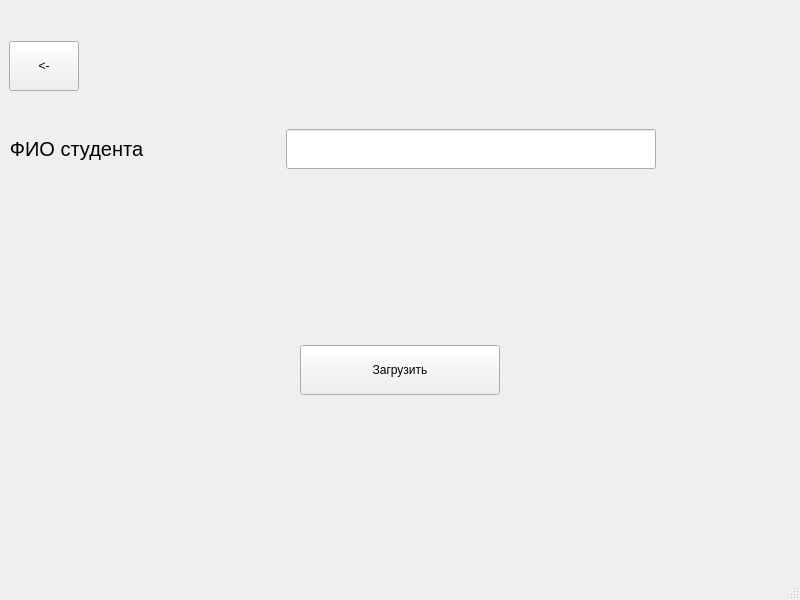
This is qt/load_student.ui in andrei-229/valanter_app as Qt 5 draws it before an edit. The edited form follows.
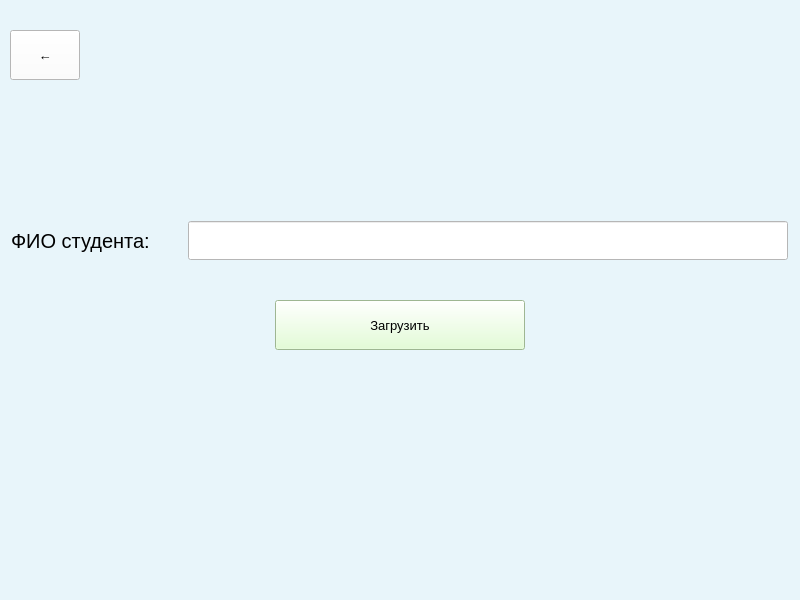
This is the edited form.

```diff
--- a/qt/load_student.ui
+++ b/qt/load_student.ui
@@ -10,90 +10,59 @@
     <height>600</height>
    </rect>
   </property>
+  <property name="minimumSize">
+   <size>
+    <width>800</width>
+    <height>600</height>
+   </size>
+  </property>
+  <property name="maximumSize">
+   <size>
+    <width>800</width>
+    <height>600</height>
+   </size>
+  </property>
   <property name="windowTitle">
    <string>Загрузка студента</string>
   </property>
+  <property name="styleSheet">
+   <string notr="true">background-color: rgb(232, 245, 250);</string>
+  </property>
   <widget class="QWidget" name="centralwidget">
-   <layout class="QVBoxLayout" name="verticalLayout">
+   <widget class="QWidget" name="horizontalLayoutWidget">
+    <property name="geometry">
+     <rect>
+      <x>10</x>
+      <y>20</y>
+      <width>781</width>
+      <height>71</height>
+     </rect>
+    </property>
+    <layout class="QHBoxLayout" name="horizontalLayout_9">
     <item>
-     <widget class="QPushButton" name="pushButton_2">
+      <widget class="QPushButton" name="back_but">
       <property name="minimumSize">
        <size>
-        <width>0</width>
+         <width>70</width>
         <height>50</height>
        </size>
       </property>
       <property name="maximumSize">
        <size>
         <width>70</width>
-        <height>16777215</height>
-       </size>
-      </property>
-      <property name="text">
-       <string>&lt;-</string>
-      </property>
-     </widget>
-    </item>
-    <item>
-     <layout class="QHBoxLayout" name="horizontalLayout">
-      <item>
-       <widget class="QLabel" name="label">
-        <property name="minimumSize">
-         <size>
-          <width>70</width>
-          <height>0</height>
-         </size>
-        </property>
-        <property name="maximumSize">
-         <size>
-          <width>16777215</width>
-          <height>100</height>
-         </size>
-        </property>
+         <height>50</height>
+        </size>
+       </property>
         <property name="font">
          <font>
-          <pointsize>15</pointsize>
-         </font>
-        </property>
-        <property name="text">
-         <string>ФИО студента</string>
-        </property>
-        <property name="alignment">
-         <set>Qt::AlignCenter</set>
-        </property>
-       </widget>
-      </item>
-      <item>
-       <spacer name="horizontalSpacer_2">
-        <property name="orientation">
-         <enum>Qt::Horizontal</enum>
-        </property>
-        <property name="sizeHint" stdset="0">
-         <size>
-          <width>20</width>
-          <height>20</height>
-         </size>
-        </property>
-       </spacer>
-      </item>
-      <item>
-       <widget class="QLineEdit" name="lineEdit">
-        <property name="minimumSize">
-         <size>
-          <width>370</width>
-          <height>40</height>
-         </size>
-        </property>
-        <property name="maximumSize">
-         <size>
-          <width>400</width>
-          <height>16777215</height>
-         </size>
-        </property>
-        <property name="font">
-         <font>
-          <pointsize>12</pointsize>
-         </font>
+         <pointsize>10</pointsize>
+        </font>
+       </property>
+       <property name="styleSheet">
+        <string notr="true">background-color: rgb(255, 255, 255);</string>
+       </property>
+       <property name="text">
+        <string>←</string>
         </property>
        </widget>
       </item>
@@ -111,52 +80,98 @@
        </spacer>
       </item>
      </layout>
-    </item>
+   </widget>
+   <widget class="QWidget" name="horizontalLayoutWidget_2">
+    <property name="geometry">
+     <rect>
+      <x>10</x>
+      <y>210</y>
+      <width>781</width>
+      <height>61</height>
+     </rect>
+    </property>
+    <layout class="QHBoxLayout" name="horizontalLayout_10">
     <item>
-     <widget class="QLabel" name="error">
-      <property name="enabled">
-       <bool>true</bool>
+      <widget class="QLabel" name="label">
+       <property name="minimumSize">
+        <size>
+         <width>170</width>
+         <height>0</height>
+        </size>
       </property>
       <property name="maximumSize">
        <size>
-        <width>16777215</width>
-        <height>100</height>
+         <width>170</width>
+         <height>16777215</height>
        </size>
       </property>
       <property name="font">
        <font>
-        <pointsize>12</pointsize>
+         <pointsize>15</pointsize>
        </font>
       </property>
       <property name="text">
-       <string/>
-      </property>
-      <property name="alignment">
-       <set>Qt::AlignCenter</set>
+        <string>ФИО студента:</string>
       </property>
      </widget>
     </item>
     <item>
-     <layout class="QHBoxLayout" name="horizontalLayout_2">
-      <item>
-       <widget class="QPushButton" name="pushButton">
-        <property name="enabled">
-         <bool>true</bool>
-        </property>
+      <widget class="QLineEdit" name="input_fio">
         <property name="minimumSize">
          <size>
-          <width>0</width>
-          <height>50</height>
+         <width>600</width>
+         <height>0</height>
          </size>
         </property>
         <property name="maximumSize">
          <size>
-          <width>200</width>
+         <width>600</width>
           <height>16777215</height>
          </size>
         </property>
+       <property name="font">
+        <font>
+         <pointsize>20</pointsize>
+        </font>
+       </property>
         <property name="styleSheet">
-         <string notr="true"/>
+        <string notr="true">background-color: rgb(255, 255, 255);</string>
+       </property>
+      </widget>
+     </item>
+    </layout>
+   </widget>
+   <widget class="QWidget" name="horizontalLayoutWidget_6">
+    <property name="geometry">
+     <rect>
+      <x>10</x>
+      <y>290</y>
+      <width>781</width>
+      <height>71</height>
+     </rect>
+    </property>
+    <layout class="QHBoxLayout" name="horizontalLayout_15">
+     <item>
+      <widget class="QPushButton" name="add_student_btn">
+       <property name="minimumSize">
+        <size>
+         <width>250</width>
+         <height>50</height>
+        </size>
+       </property>
+       <property name="maximumSize">
+        <size>
+         <width>250</width>
+         <height>50</height>
+        </size>
+       </property>
+       <property name="font">
+        <font>
+         <pointsize>10</pointsize>
+        </font>
+       </property>
+       <property name="styleSheet">
+        <string notr="true">background-color: rgb(221, 255, 204);</string>
         </property>
         <property name="text">
          <string>Загрузить</string>
@@ -164,21 +179,7 @@
        </widget>
       </item>
      </layout>
-    </item>
-    <item>
-     <widget class="QLabel" name="label_2">
-      <property name="maximumSize">
-       <size>
-        <width>16777215</width>
-        <height>100</height>
-       </size>
-      </property>
-      <property name="text">
-       <string/>
-      </property>
-     </widget>
-    </item>
-   </layout>
+   </widget>
   </widget>
   <widget class="QMenuBar" name="menubar">
    <property name="geometry">
```
Left out of the diff: 2 changed lines with no effect on the pictures. Lines whose indentation alone changed are shown as unchanged.
